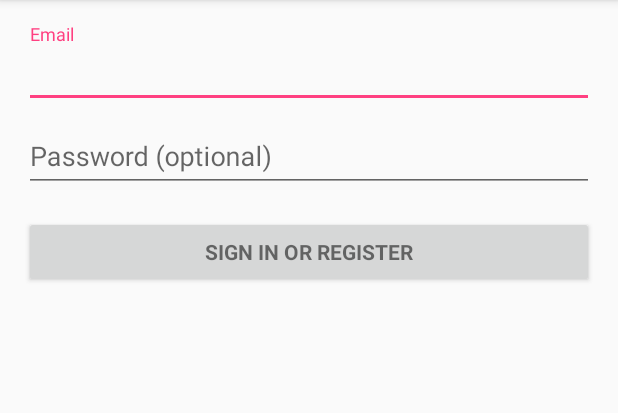
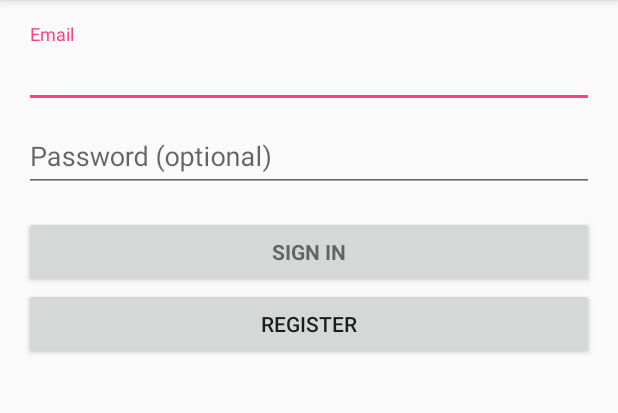
Before and after one commit to jhpinder/Water-G40, an Android app: the screen it shows after launch (LoginActivity), on a phone screen of 412 x 824 dp, the part 84-497 px from its top. Run offline under Robolectric (Android 15) with nearby library versions, the phone set to English and light mode, and no system bars; 2 statements that could not run were skipped.

Commit message:
edited login screen

```diff
--- a/app/src/main/java/edu/gatech/water_g40/LoginActivity.java
+++ b/app/src/main/java/edu/gatech/water_g40/LoginActivity.java
@@ -191,13 +191,11 @@
     }
 
     private boolean isEmailValid(String email) {
-        //TODO: Replace this with your own logic
-        return email.contains("@");
+        return email.equals("user");
     }
 
     private boolean isPasswordValid(String password) {
-        //TODO: Replace this with your own logic
-        return password.length() > 4;
+        return password.equals("pass");
     }
 
     /**
--- a/app/src/main/res/layout/activity_login.xml
+++ b/app/src/main/res/layout/activity_login.xml
@@ -69,8 +69,14 @@
                 android:layout_width="match_parent"
                 android:layout_height="wrap_content"
                 android:layout_marginTop="16dp"
-                android:text="@string/action_sign_in"
+                android:text="Sign In"
                 android:textStyle="bold" />
+
+            <Button
+                android:text="Register"
+                android:layout_width="match_parent"
+                android:layout_height="wrap_content"
+                android:id="@+id/register_button" />
 
         </LinearLayout>
     </ScrollView>
```
